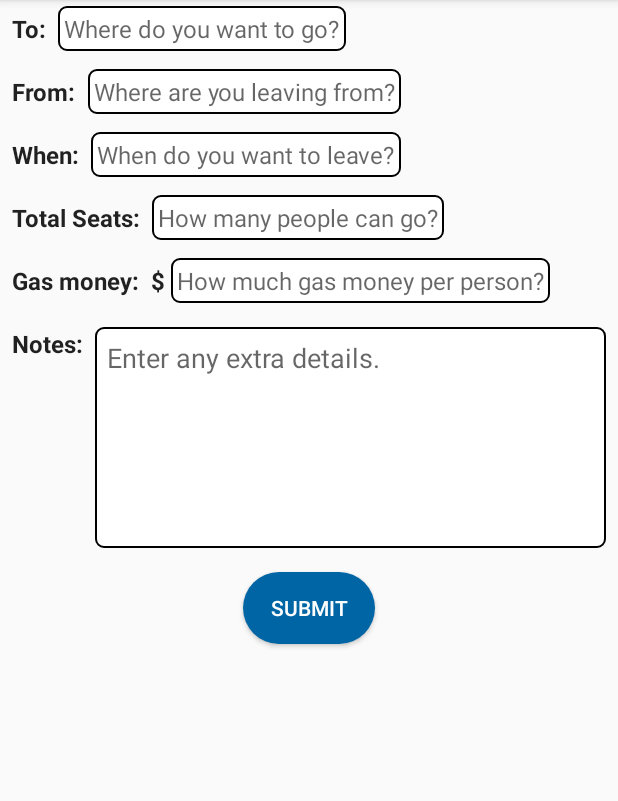
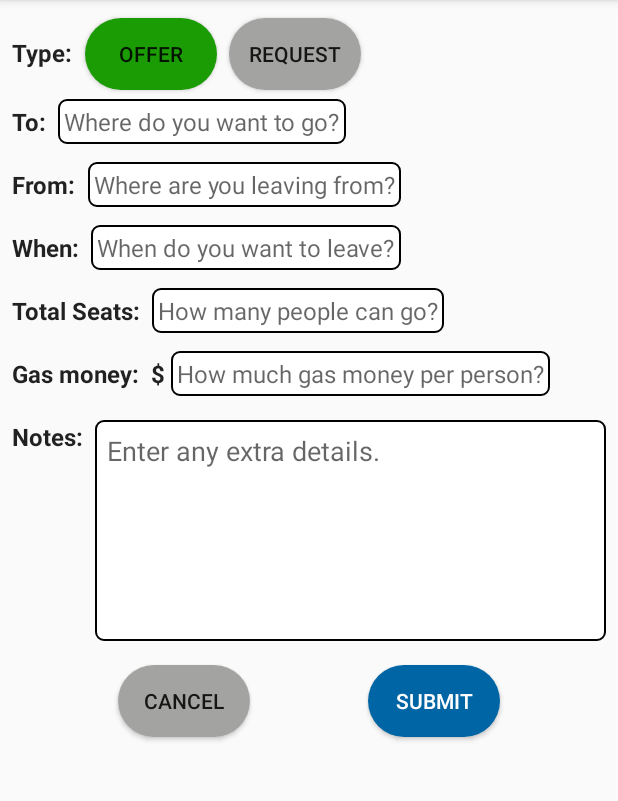
Before and after one commit to kernohad/GV_Carpool, an Android app: the NewCarpoolActivity screen opened directly, with no data from a screen before it, on a phone screen of 412 x 824 dp, the part 84-885 px from its top. Run offline under Robolectric (Android 15) with nearby library versions, the phone set to English and light mode, and no system bars; our stand-ins replace Firebase (no records; nobody signed in at launch, a user with empty details on screens opened directly); libraries missing offline, so code that uses them is left out: com.kunzisoft.switchdatetime.

Commit message:
Finished new carpool screen with DB support
Can now create a new Ride and have it store to the DB. We store each ride with a unique ID (date/time it was made) and the user Id that made it along with all the ride info.

```diff
--- a/app/src/main/java/com/example/dndMobile/gvcarpool/NewCarpoolActivity.kt
+++ b/app/src/main/java/com/example/dndMobile/gvcarpool/NewCarpoolActivity.kt
@@ -3,23 +3,45 @@ package com.example.dndMobile.gvcarpool
 import android.support.v7.app.AppCompatActivity
 import android.os.Bundle
 import android.text.InputType.TYPE_NULL
+import android.widget.Toast
+import com.google.firebase.auth.FirebaseAuth
+import com.google.firebase.database.DatabaseReference
+import com.google.firebase.database.FirebaseDatabase
 import kotlinx.android.synthetic.main.activity_new_carpool.*
 import com.kunzisoft.switchdatetime.SwitchDateTimeDialogFragment
-import java.text.DateFormat.getDateTimeInstance
 import java.text.SimpleDateFormat
-import java.time.LocalDateTime
 import java.util.*
 
 
 class NewCarpoolActivity : AppCompatActivity() {
+    // Reference to firebase authenticator and DB
+    private var auth: FirebaseAuth? = null
+    private var databaseReference: DatabaseReference? = null
+    private var type = "offer"
 
     override fun onCreate(savedInstanceState: Bundle?) {
         super.onCreate(savedInstanceState)
         setContentView(R.layout.activity_new_carpool)
 
+        // Set type based on default value (offer)
+        toggleType()
 
+        // Set click listners to toggle type
+        offerButton.setOnClickListener { _ ->
+            type = "offer"
+            toggleType()
+        }
 
+        requestButton.setOnClickListener { _ ->
+            type = "request"
+            toggleType()
+        }
 
+        // Initialize firebase reference
+        auth = FirebaseAuth.getInstance()
+        databaseReference = FirebaseDatabase.getInstance().reference.child("Rides")
+
+        // Focus Listener for 'When' Field. It starts pulls up the Date Time picker
         // Reference to Librfary Used: https://github.com/Kunzisoft/Android-SwitchDateTimePicker
         whenField.setOnFocusChangeListener { _ , hasFocus ->
             if(hasFocus){
@@ -67,5 +89,45 @@ class NewCarpoolActivity : AppCompatActivity() {
                 dateTimeDialogFragment.show(supportFragmentManager, "dialog_time")
             }
         }
+
+        submitButton.setOnClickListener{ _ ->
+
+            // TODO: Field Validation. Make sure required fields are not empty.
+
+            // Set DB reference specific ride and save data
+            val rideDb = databaseReference!!.child(Date().toString())        // Get Current Date time and use as Ride ID
+            rideDb.child("user").setValue(auth?.currentUser!!.uid)
+            rideDb.child("type").setValue(type)
+            rideDb.child("to").setValue(toField.text.toString())
+            rideDb.child("from").setValue(fromField.text.toString())
+            rideDb.child("when").setValue(whenField.text.toString())
+            rideDb.child("total_seats").setValue(totalSeatsField.text.toString())
+            rideDb.child("gas_money").setValue(gasMoneyField.text.toString())
+            rideDb.child("seats_available").setValue(totalSeatsField.text.toString())
+            rideDb.child("notes").setValue(notesField.text.toString())
+
+            // Display message and finish activity
+            Toast.makeText(this,
+                    "New $type was created.",
+                    Toast.LENGTH_SHORT).show()
+            finish()
+
+        }
+
+        cancelButton.setOnClickListener { _ ->
+            // Finish the activity and return to previous activity (Home)
+            finish()
+        }
+    }
+
+    private fun toggleType(){
+        // Set type colors
+        if(type == "offer"){
+            offerButton.setBackgroundResource(R.drawable.offer_background)
+            requestButton.setBackgroundResource(R.drawable.neutral_background)
+        }else if(type == "request"){
+            offerButton.setBackgroundResource(R.drawable.neutral_background)
+            requestButton.setBackgroundResource(R.drawable.request_background)
+        }
     }
 }
--- /dev/null
+++ b/app/src/main/res/drawable/neutral_background.xml
@@ -0,0 +1,8 @@
+<?xml version="1.0" encoding="utf-8"?>
+<shape xmlns:android="http://schemas.android.com/apk/res/android"
+    xmlns:tools="http://schemas.android.com/tools"
+    android:shape="rectangle"
+    tools:ignore="MissingDefaultResource">
+    <solid android:color="@color/neutral"/>
+    <corners android:radius="30dp"/>
+</shape>
--- /dev/null
+++ b/app/src/main/res/drawable/neutral_button_background.xml
@@ -0,0 +1,8 @@
+<?xml version="1.0" encoding="utf-8"?>
+<shape xmlns:android="http://schemas.android.com/apk/res/android"
+    xmlns:tools="http://schemas.android.com/tools"
+    android:shape="rectangle"
+    tools:ignore="MissingDefaultResource">
+    <solid android:color="@color/neutral"/>
+    <corners android:radius="30dp"/>
+</shape>
--- a/app/src/main/res/layout/activity_new_carpool.xml
+++ b/app/src/main/res/layout/activity_new_carpool.xml
@@ -9,30 +9,30 @@
 
     <TextView
         android:id="@+id/toLabel"
+        style="@style/formLabel"
         android:layout_width="wrap_content"
         android:layout_height="wrap_content"
         android:layout_marginStart="8dp"
         android:layout_marginLeft="8dp"
-        android:layout_marginTop="8dp"
+        android:layout_marginTop="24dp"
         android:text="@string/to_label"
-        style="@style/formLabel"
         app:layout_constraintEnd_toStartOf="@+id/toField"
         app:layout_constraintHorizontal_bias="0.0"
         app:layout_constraintHorizontal_chainStyle="packed"
         app:layout_constraintStart_toStartOf="parent"
-        app:layout_constraintTop_toTopOf="parent" />
+        app:layout_constraintTop_toBottomOf="@+id/typeLabel" />
 
     <EditText
         android:id="@+id/toField"
+        style="@style/formField"
         android:layout_width="wrap_content"
         android:layout_height="wrap_content"
         android:layout_marginStart="8dp"
         android:layout_marginLeft="8dp"
         android:layout_marginEnd="8dp"
         android:layout_marginRight="8dp"
+        android:hint="@string/where_do_you_want_to_go"
         android:inputType="textPostalAddress"
-        style="@style/formField"
-        android:hint="Where do you want to go?"
         app:layout_constraintBaseline_toBaselineOf="@+id/toLabel"
         app:layout_constraintEnd_toEndOf="parent"
         app:layout_constraintHorizontal_bias="0.5"
@@ -40,12 +40,12 @@
 
     <TextView
         android:id="@+id/fromLabel"
+        style="@style/formLabel"
         android:layout_width="wrap_content"
         android:layout_height="wrap_content"
         android:layout_marginStart="8dp"
         android:layout_marginLeft="8dp"
         android:layout_marginTop="16dp"
-        style="@style/formLabel"
         android:text="@string/from_label"
         app:layout_constraintEnd_toStartOf="@+id/fromField"
         app:layout_constraintHorizontal_bias="0.0"
@@ -55,15 +55,15 @@
 
     <EditText
         android:id="@+id/fromField"
+        style="@style/formField"
         android:layout_width="wrap_content"
         android:layout_height="wrap_content"
         android:layout_marginStart="8dp"
         android:layout_marginLeft="8dp"
         android:layout_marginEnd="8dp"
         android:layout_marginRight="8dp"
+        android:hint="@string/where_are_you_leaving_from"
         android:inputType="textPostalAddress"
-        style="@style/formField"
-        android:hint="Where are you leaving from?"
         app:layout_constraintBaseline_toBaselineOf="@+id/fromLabel"
         app:layout_constraintEnd_toEndOf="parent"
         app:layout_constraintHorizontal_bias="0.5"
@@ -71,12 +71,12 @@
 
     <TextView
         android:id="@+id/whenLabel"
+        style="@style/formLabel"
         android:layout_width="wrap_content"
         android:layout_height="wrap_content"
         android:layout_marginStart="8dp"
         android:layout_marginLeft="8dp"
         android:layout_marginTop="16dp"
-        style="@style/formLabel"
         android:text="@string/when_label"
         app:layout_constraintEnd_toStartOf="@+id/whenField"
         app:layout_constraintHorizontal_bias="0.0"
@@ -86,27 +86,27 @@
 
     <EditText
         android:id="@+id/whenField"
+        style="@style/formField"
         android:layout_width="wrap_content"
         android:layout_height="wrap_content"
         android:layout_marginStart="8dp"
         android:layout_marginLeft="8dp"
         android:layout_marginEnd="8dp"
         android:layout_marginRight="8dp"
+        android:hint="@string/when_do_you_want_to_leave"
         android:inputType="text"
-        style="@style/formField"
-        android:hint="When do you want to leave?"
         app:layout_constraintBaseline_toBaselineOf="@+id/whenLabel"
         app:layout_constraintEnd_toEndOf="parent"
         app:layout_constraintStart_toEndOf="@+id/whenLabel" />
 
     <TextView
         android:id="@+id/totalSeatsLabel"
+        style="@style/formLabel"
         android:layout_width="wrap_content"
         android:layout_height="wrap_content"
         android:layout_marginStart="8dp"
         android:layout_marginLeft="8dp"
         android:layout_marginTop="16dp"
-        style="@style/formLabel"
         android:text="@string/total_seats_label"
         app:layout_constraintEnd_toStartOf="@+id/totalSeatsField"
         app:layout_constraintHorizontal_bias="0.0"
@@ -116,27 +116,27 @@
 
     <EditText
         android:id="@+id/totalSeatsField"
+        style="@style/formField"
         android:layout_width="wrap_content"
         android:layout_height="wrap_content"
         android:layout_marginStart="8dp"
         android:layout_marginLeft="8dp"
         android:layout_marginEnd="8dp"
         android:layout_marginRight="8dp"
+        android:hint="@string/how_many_people_can_go"
         android:inputType="number"
-        style="@style/formField"
-        android:hint="How many people can go?"
         app:layout_constraintBaseline_toBaselineOf="@+id/totalSeatsLabel"
         app:layout_constraintEnd_toEndOf="parent"
         app:layout_constraintStart_toEndOf="@+id/totalSeatsLabel" />
 
     <TextView
         android:id="@+id/gasMoneyLabel"
+        style="@style/formLabel"
         android:layout_width="wrap_content"
         android:layout_height="wrap_content"
         android:layout_marginStart="8dp"
         android:layout_marginLeft="8dp"
         android:layout_marginTop="16dp"
-        style="@style/formLabel"
         android:text="@string/gas_money_label"
         app:layout_constraintEnd_toStartOf="@+id/dollarSign"
         app:layout_constraintHorizontal_bias="0.0"
@@ -146,15 +146,15 @@
 
     <EditText
         android:id="@+id/gasMoneyField"
+        style="@style/formField"
         android:layout_width="wrap_content"
         android:layout_height="wrap_content"
         android:layout_marginStart="4dp"
         android:layout_marginLeft="4dp"
         android:layout_marginEnd="8dp"
         android:layout_marginRight="8dp"
-        android:hint="How much gas money per person?"
+        android:hint="@string/how_much_gas_money_per_person"
         android:inputType="number"
-        style="@style/formField"
         app:layout_constraintBaseline_toBaselineOf="@+id/dollarSign"
         app:layout_constraintEnd_toEndOf="parent"
         app:layout_constraintHorizontal_bias="0.5"
@@ -162,12 +162,12 @@
 
     <TextView
         android:id="@+id/notesLabel"
+        style="@style/formLabel"
         android:layout_width="wrap_content"
         android:layout_height="wrap_content"
         android:layout_marginStart="8dp"
         android:layout_marginLeft="8dp"
         android:layout_marginTop="16dp"
-        style="@style/formLabel"
         android:text="@string/notes_label"
         app:layout_constraintEnd_toStartOf="@+id/notesField"
         app:layout_constraintHorizontal_bias="0.0"
@@ -185,22 +185,22 @@
         android:layout_marginRight="8dp"
         android:background="@drawable/login_input_box"
         android:gravity="top|start"
+        android:hint="@string/enter_any_extra_details"
         android:inputType="textMultiLine"
         android:lines="6"
         android:maxLines="10"
         android:padding="8dp"
-        android:hint="Enter any extra details."
         app:layout_constraintEnd_toEndOf="parent"
         app:layout_constraintStart_toEndOf="@+id/notesLabel"
         app:layout_constraintTop_toTopOf="@+id/notesLabel" />
 
     <TextView
         android:id="@+id/dollarSign"
+        style="@style/formLabel"
         android:layout_width="wrap_content"
         android:layout_height="wrap_content"
         android:layout_marginStart="8dp"
         android:layout_marginLeft="8dp"
-        style="@style/formLabel"
         android:text="@string/dollar_sign"
         app:layout_constraintBaseline_toBaselineOf="@+id/gasMoneyLabel"
         app:layout_constraintEnd_toStartOf="@+id/gasMoneyField"
@@ -220,7 +220,64 @@
         android:text="@string/submit"
         android:textColor="@color/white"
         app:layout_constraintEnd_toEndOf="parent"
+        app:layout_constraintHorizontal_bias="0.5"
+        app:layout_constraintStart_toEndOf="@+id/cancelButton"
+        app:layout_constraintTop_toBottomOf="@+id/notesField" />
+
+    <TextView
+        android:id="@+id/typeLabel"
+        style="@style/formLabel"
+        android:layout_width="wrap_content"
+        android:layout_height="wrap_content"
+        android:layout_marginStart="8dp"
+        android:layout_marginLeft="8dp"
+        android:layout_marginTop="24dp"
+        android:text="@string/type_label"
+        app:layout_constraintEnd_toStartOf="@+id/offerButton"
+        app:layout_constraintHorizontal_bias="0.0"
+        app:layout_constraintHorizontal_chainStyle="packed"
+        app:layout_constraintStart_toStartOf="parent"
+        app:layout_constraintTop_toTopOf="parent" />
+
+    <Button
+        android:id="@+id/offerButton"
+        android:layout_width="wrap_content"
+        android:layout_height="wrap_content"
+        android:layout_marginStart="8dp"
+        android:layout_marginLeft="8dp"
+        android:background="@drawable/offer_background"
+        android:text="@string/offer"
+        app:layout_constraintBaseline_toBaselineOf="@+id/typeLabel"
+        app:layout_constraintEnd_toStartOf="@+id/requestButton"
+        app:layout_constraintHorizontal_bias="0.5"
+        app:layout_constraintStart_toEndOf="@+id/typeLabel" />
+
+    <Button
+        android:id="@+id/requestButton"
+        android:layout_width="wrap_content"
+        android:layout_height="wrap_content"
+        android:layout_marginStart="8dp"
+        android:layout_marginLeft="8dp"
+        android:background="@drawable/request_background"
+        android:text="@string/request"
+        app:layout_constraintBaseline_toBaselineOf="@+id/typeLabel"
+        app:layout_constraintEnd_toEndOf="parent"
+        app:layout_constraintHorizontal_bias="0.5"
+        app:layout_constraintStart_toEndOf="@+id/offerButton" />
+
+    <Button
+        android:id="@+id/cancelButton"
+        android:layout_width="wrap_content"
+        android:layout_height="wrap_content"
+        android:layout_marginStart="8dp"
+        android:layout_marginLeft="8dp"
+        android:layout_marginTop="16dp"
+        android:background="@drawable/neutral_button_background"
+        android:text="@string/cancel"
+        app:layout_constraintEnd_toStartOf="@+id/submitButton"
+        app:layout_constraintHorizontal_bias="0.5"
         app:layout_constraintStart_toStartOf="parent"
         app:layout_constraintTop_toBottomOf="@+id/notesField" />
 
+
 </android.support.constraint.ConstraintLayout>
--- a/app/src/main/res/values/colors.xml
+++ b/app/src/main/res/values/colors.xml
@@ -8,6 +8,9 @@
     <color name="white">#FFFFFF</color>
     <color name="green">#1b9b04</color>
     <color name="yellow">#f2ee2b</color>
+    <color name="neutral">#a3a3a2</color>
+
+
 
 
 
--- a/app/src/main/res/values/strings.xml
+++ b/app/src/main/res/values/strings.xml
@@ -35,4 +35,14 @@
     <string name="notes_label">Notes:</string>
     <string name="dollar_sign">$</string>
     <string name="submit">Submit</string>
+    <string name="cancel">Cancel</string>
+    <string name="request">Request</string>
+    <string name="offer">Offer</string>
+    <string name="type_label">Type:</string>
+    <string name="enter_any_extra_details">Enter any extra details.</string>
+    <string name="how_much_gas_money_per_person">How much gas money per person?</string>
+    <string name="how_many_people_can_go">How many people can go?</string>
+    <string name="when_do_you_want_to_leave">When do you want to leave?</string>
+    <string name="where_are_you_leaving_from">Where are you leaving from?</string>
+    <string name="where_do_you_want_to_go">Where do you want to go?</string>
 </resources>
```
